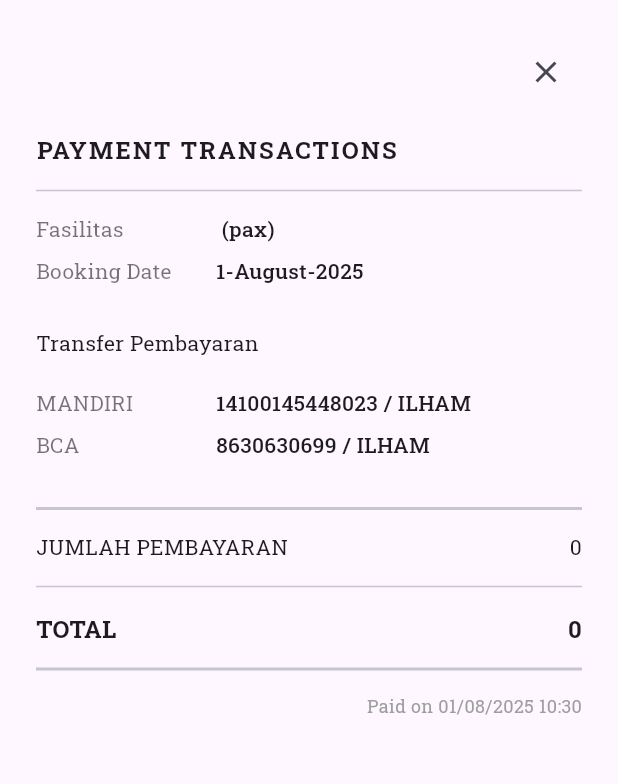
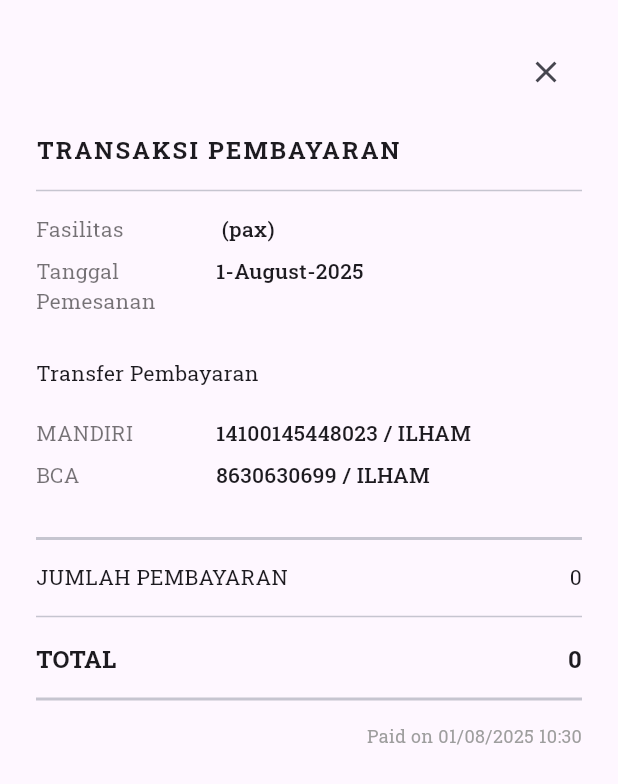
Before and after one commit to NotDaniArya/project_wedding_organizer, a Flutter app: the DetailPembayaranScreen screen opened directly with empty values, on a phone screen of 412 x 824 dp. Shown: the top 784 px of the screen. Run offline on Flutter 3.47's test engine with Material 3 defaults, Android fonts, the phone set to English and light mode, and no system bars; our stand-ins replace cached_network_image, flutter_riverpod, font_awesome_flutter, google_fonts, supabase_flutter, table_calendar and 1 more; accounts and stored records are empty; network calls fail.

Commit message:
ubah ke bahasa indo

```diff
--- a/lib/features/user/pembayaran/views/detail_pembayaran_screen.dart
+++ b/lib/features/user/pembayaran/views/detail_pembayaran_screen.dart
@@ -82,7 +82,7 @@ class DetailPembayaranScreen extends StatelessWidget {
 
               // --- Judul ---
               const Text(
-                'PAYMENT TRANSACTIONS',
+                'TRANSAKSI PEMBAYARAN',
                 style: TextStyle(
                   fontWeight: FontWeight.bold,
                   fontSize: 16,
@@ -97,7 +97,7 @@ class DetailPembayaranScreen extends StatelessWidget {
                 '${booking.packages?.name} (${booking.pax}pax)' ?? 'Paket',
               ),
               _buildDetailRow(
-                'Booking Date',
+                'Tanggal Pemesanan',
                 '${DateFormat('d-MMMM-yyyy').format(booking.eventDate!)} $eventTime', // Asumsi ada eventDate
               ),
               const SizedBox(height: 20),
```
